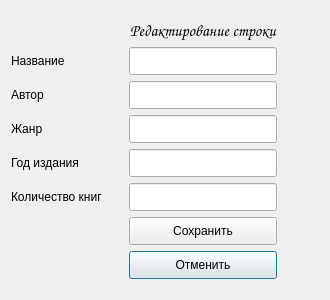
The window that Forms/editrow.ui (BeJloCuTTeguCT/BDKursovoiProject4Sem) describes before a commit, drawn with Qt 5.
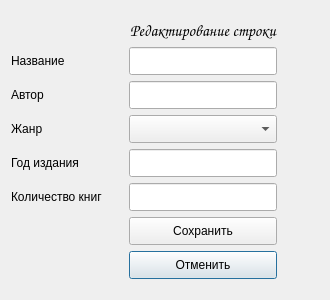
The same window after the commit.

Diff of the .ui file:
```diff
--- a/Forms/editrow.ui
+++ b/Forms/editrow.ui
@@ -202,22 +202,6 @@
      </property>
     </widget>
    </item>
-   <item row="6" column="5">
-    <widget class="QLineEdit" name="genre_ln">
-     <property name="minimumSize">
-      <size>
-       <width>140</width>
-       <height>28</height>
-      </size>
-     </property>
-     <property name="maximumSize">
-      <size>
-       <width>200</width>
-       <height>30</height>
-      </size>
-     </property>
-    </widget>
-   </item>
    <item row="7" column="5">
     <widget class="QLineEdit" name="pub_date_ln">
      <property name="minimumSize">
@@ -256,6 +240,22 @@
      </property>
     </widget>
    </item>
+   <item row="6" column="5">
+    <widget class="QComboBox" name="genre_cb">
+     <property name="minimumSize">
+      <size>
+       <width>140</width>
+       <height>28</height>
+      </size>
+     </property>
+     <property name="maximumSize">
+      <size>
+       <width>200</width>
+       <height>30</height>
+      </size>
+     </property>
+    </widget>
+   </item>
   </layout>
  </widget>
  <tabstops>
```
Left out of the diff: 1 changed line with no effect on the pictures.
